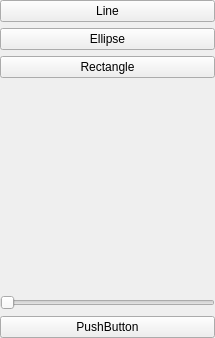
Before: the Qt Designer form drawing_tools.ui in zhangwanjun4843/image_viewer, drawn with Qt 5.
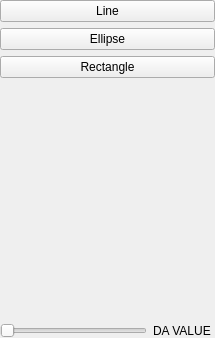
After: the same form once the commit is applied.

Commit message: improvements to the resizing behavior in relation to the drawing tools menu

Patch:
```diff
--- a/drawing_tools.ui
+++ b/drawing_tools.ui
@@ -58,6 +58,8 @@
           </property>
          </widget>
         </item>
+       </layout>
+      </item>
         <item>
          <spacer name="verticalSpacer">
           <property name="orientation">
@@ -72,22 +74,20 @@
          </spacer>
         </item>
         <item>
-         <layout class="QVBoxLayout" name="verticalLayout_4">
+       <layout class="QHBoxLayout" name="horizontalLayout_2">
           <item>
-           <widget class="QSlider" name="horizontalSlider">
+         <widget class="QSlider" name="line_width_slider">
             <property name="orientation">
              <enum>Qt::Horizontal</enum>
             </property>
            </widget>
           </item>
           <item>
-           <widget class="QPushButton" name="pushButton">
+         <widget class="QLabel" name="label">
             <property name="text">
-             <string>PushButton</string>
-            </property>
-           </widget>
-          </item>
-         </layout>
+           <string>DA VALUE </string>
+          </property>
+         </widget>
         </item>
        </layout>
       </item>
```
Lines whose indentation alone changed are shown as unchanged. The commit also changes 3 other files.
